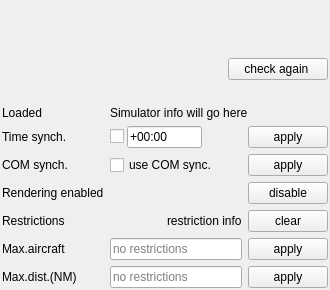
Old version of the form src/blackgui/components/settingssimulatorcomponent.ui in the repository swift-project/pilotclient.
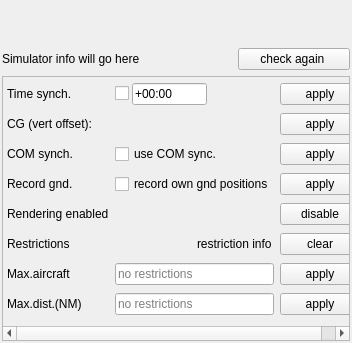
New version of the form. Custom widgets are drawn as their Qt base class.

Commit message: Ref T681, UI to set CG from DB plus settings improvements for simulator settings

Patch:
```diff
--- a/src/blackgui/components/settingssimulatorcomponent.ui
+++ b/src/blackgui/components/settingssimulatorcomponent.ui
@@ -2,10 +2,18 @@
 <ui version="4.0">
  <class>CSettingsSimulatorComponent</class>
  <widget class="QFrame" name="CSettingsSimulatorComponent">
+  <property name="geometry">
+   <rect>
+    <x>0</x>
+    <y>0</y>
+    <width>352</width>
+    <height>343</height>
+   </rect>
+  </property>
   <property name="windowTitle">
    <string>Frame</string>
   </property>
-  <layout class="QGridLayout" name="gl_SettingsSimulator" columnstretch="0,3,1" columnminimumwidth="0,0,60">
+  <layout class="QGridLayout" name="gl_SettingsSimulator" columnstretch="0,0,0">
    <property name="leftMargin">
     <number>2</number>
    </property>
@@ -18,58 +26,7 @@
    <property name="bottomMargin">
     <number>2</number>
    </property>
-   <item row="8" column="1">
-    <layout class="QHBoxLayout" name="hl_RestrictedRendering">
-     <property name="spacing">
-      <number>4</number>
-     </property>
-     <item>
-      <widget class="BlackGui::CLedWidget" name="led_RestrictedRendering" native="true"/>
-     </item>
-     <item alignment="Qt::AlignLeft">
-      <widget class="QLabel" name="lbl_RestrictionText">
-       <property name="text">
-        <string>restriction info</string>
-       </property>
-      </widget>
-     </item>
-    </layout>
-   </item>
-   <item row="9" column="1">
-    <layout class="QHBoxLayout" name="hl_MaxAircraft">
-     <property name="spacing">
-      <number>4</number>
-     </property>
-     <item>
-      <widget class="QLineEdit" name="le_MaxAircraft">
-       <property name="placeholderText">
-        <string>no restrictions</string>
-       </property>
-      </widget>
-     </item>
-    </layout>
-   </item>
-   <item row="8" column="0">
-    <widget class="QLabel" name="lbl_RestrictedRendering">
-     <property name="toolTip">
-      <string>Current rendering restrictions (if any)</string>
-     </property>
-     <property name="text">
-      <string>Restrictions</string>
-     </property>
-    </widget>
-   </item>
-   <item row="7" column="1">
-    <widget class="BlackGui::CLedWidget" name="led_RenderingEnabled" native="true">
-     <property name="minimumSize">
-      <size>
-       <width>10</width>
-       <height>0</height>
-      </size>
-     </property>
-    </widget>
-   </item>
-   <item row="4" column="1" colspan="2">
+   <item row="1" column="0" colspan="2">
     <widget class="QLabel" name="lbl_PluginInfo">
      <property name="text">
       <string>Simulator info will go here</string>
@@ -79,17 +36,157 @@
      </property>
     </widget>
    </item>
+   <item row="0" column="0" colspan="3">
+    <widget class="BlackGui::CPluginSelector" name="pluginSelector_EnabledSimulators" native="true">
+     <property name="minimumSize">
+      <size>
+       <width>0</width>
+       <height>40</height>
+      </size>
+     </property>
+    </widget>
+   </item>
+   <item row="1" column="2">
+    <widget class="QPushButton" name="pb_Check">
+     <property name="minimumSize">
+      <size>
+       <width>100</width>
+       <height>0</height>
+      </size>
+     </property>
+     <property name="text">
+      <string>check again </string>
+     </property>
+    </widget>
+   </item>
+   <item row="3" column="0" colspan="3">
+    <widget class="QScrollArea" name="sa_Settings">
+     <property name="widgetResizable">
+      <bool>true</bool>
+     </property>
+     <widget class="QWidget" name="wi_Settings">
+      <property name="geometry">
+       <rect>
+        <x>0</x>
+        <y>0</y>
+        <width>346</width>
+        <height>269</height>
+       </rect>
+      </property>
+      <layout class="QGridLayout" name="gl_SimulatorSettings" columnstretch="0,10,3">
+       <property name="leftMargin">
+        <number>4</number>
+       </property>
+       <property name="topMargin">
+        <number>4</number>
+       </property>
+       <property name="rightMargin">
+        <number>4</number>
+       </property>
+       <property name="bottomMargin">
+        <number>4</number>
+       </property>
+       <item row="7" column="2">
+        <widget class="QPushButton" name="pb_ApplyMaxDistance">
+         <property name="text">
+          <string>apply</string>
+         </property>
+        </widget>
+       </item>
+       <item row="0" column="2">
+        <widget class="QPushButton" name="pb_ApplyTimeSync">
+         <property name="text">
+          <string>apply</string>
+         </property>
+        </widget>
+       </item>
+       <item row="1" column="2">
+        <widget class="QPushButton" name="pb_ApplyCGSource">
+         <property name="text">
+          <string>apply</string>
+         </property>
+        </widget>
+       </item>
+       <item row="6" column="2">
+        <widget class="QPushButton" name="pb_ApplyMaxAircraft">
+         <property name="text">
+          <string>apply</string>
+         </property>
+        </widget>
+       </item>
+       <item row="4" column="1">
+        <widget class="BlackGui::CLedWidget" name="led_RenderingEnabled" native="true">
+         <property name="minimumSize">
+          <size>
+           <width>10</width>
+           <height>0</height>
+          </size>
+         </property>
+        </widget>
+       </item>
    <item row="5" column="0">
-    <widget class="QLabel" name="lbl_TimeSync">
+        <widget class="QLabel" name="lbl_RestrictedRendering">
      <property name="toolTip">
       <string>Time synchronization</string>
      </property>
      <property name="text">
-      <string>Time synch.</string>
+          <string>Restrictions</string>
      </property>
     </widget>
    </item>
-   <item row="5" column="1">
+       <item row="3" column="0">
+        <widget class="QLabel" name="lbl_RecordOwnGndPositions">
+         <property name="text">
+          <string>Record gnd.</string>
+         </property>
+        </widget>
+       </item>
+       <item row="7" column="0">
+        <widget class="QLabel" name="lbl_MaxDistance">
+         <property name="text">
+          <string>Max.dist.(NM)</string>
+         </property>
+        </widget>
+       </item>
+       <item row="1" column="1">
+        <widget class="BlackGui::Components::CCGSourceSelector" name="comp_CGSourceSelector"/>
+       </item>
+       <item row="1" column="0">
+        <widget class="QLabel" name="lbl_CGSource">
+         <property name="text">
+          <string>CG (vert offset):</string>
+         </property>
+        </widget>
+       </item>
+       <item row="3" column="1">
+        <widget class="QCheckBox" name="cb_RecordOwnGndPositions">
+         <property name="text">
+          <string>record own gnd positions</string>
+         </property>
+        </widget>
+       </item>
+       <item row="4" column="2">
+        <widget class="QPushButton" name="pb_DisableRendering">
+         <property name="text">
+          <string>disable</string>
+         </property>
+        </widget>
+       </item>
+       <item row="2" column="1">
+        <widget class="QCheckBox" name="cb_ComSync">
+         <property name="text">
+          <string>use COM sync.</string>
+         </property>
+        </widget>
+       </item>
+       <item row="2" column="2">
+        <widget class="QPushButton" name="pb_ApplyComSync">
+         <property name="text">
+          <string>apply</string>
+         </property>
+        </widget>
+       </item>
+       <item row="0" column="1">
     <widget class="QWidget" name="wi_TimeSync" native="true">
      <layout class="QHBoxLayout" name="horizontalLayout">
       <property name="spacing">
@@ -155,128 +252,49 @@
      </layout>
     </widget>
    </item>
-   <item row="9" column="2">
-    <widget class="QPushButton" name="pb_ApplyMaxAircraft">
-     <property name="text">
-      <string>apply</string>
-     </property>
-    </widget>
-   </item>
-   <item row="7" column="0">
-    <widget class="QLabel" name="lbl_RenderingEnabled">
-     <property name="toolTip">
-      <string>Rendering enabled</string>
-     </property>
-     <property name="text">
-      <string>Rendering enabled</string>
-     </property>
-    </widget>
-   </item>
-   <item row="10" column="2">
-    <widget class="QPushButton" name="pb_ApplyMaxDistance">
-     <property name="text">
-      <string>apply</string>
-     </property>
-    </widget>
-   </item>
-   <item row="10" column="0">
-    <widget class="QLabel" name="lbl_MaxDistance">
-     <property name="text">
-      <string>Max.dist.(NM)</string>
-     </property>
-    </widget>
-   </item>
-   <item row="8" column="2">
+       <item row="5" column="2">
     <widget class="QPushButton" name="pb_ClearRestrictedRendering">
      <property name="text">
       <string>clear</string>
      </property>
     </widget>
    </item>
-   <item row="10" column="1">
-    <layout class="QHBoxLayout" name="hl_MaxDistance">
+       <item row="0" column="0">
+        <widget class="QLabel" name="lbl_TimeSync">
+         <property name="toolTip">
+          <string>Time synchronization</string>
+         </property>
+         <property name="text">
+          <string>Time synch.</string>
+         </property>
+        </widget>
+       </item>
+       <item row="5" column="1">
+        <layout class="QHBoxLayout" name="hl_RestrictedRendering">
      <property name="spacing">
       <number>4</number>
      </property>
      <item>
-      <widget class="QLineEdit" name="le_MaxDistance">
-       <property name="placeholderText">
-        <string>no restrictions</string>
+          <widget class="BlackGui::CLedWidget" name="led_RestrictedRendering" native="true"/>
+         </item>
+         <item alignment="Qt::AlignLeft">
+          <widget class="QLabel" name="lbl_RestrictionText">
+           <property name="text">
+            <string>restriction info</string>
        </property>
       </widget>
      </item>
     </layout>
    </item>
-   <item row="5" column="2">
-    <widget class="QPushButton" name="pb_ApplyTimeSync">
-     <property name="text">
-      <string>apply</string>
-     </property>
-    </widget>
-   </item>
-   <item row="0" column="0" colspan="3">
-    <widget class="BlackGui::CPluginSelector" name="pluginSelector_EnabledSimulators" native="true">
-     <property name="minimumSize">
-      <size>
-       <width>0</width>
-       <height>50</height>
-      </size>
-     </property>
-    </widget>
-   </item>
-   <item row="6" column="1">
-    <widget class="QCheckBox" name="cb_ComSync">
-     <property name="text">
-      <string>use COM sync.</string>
-     </property>
-    </widget>
-   </item>
-   <item row="3" column="1">
-    <spacer name="vs_Top">
-     <property name="orientation">
-      <enum>Qt::Vertical</enum>
-     </property>
-     <property name="sizeType">
-      <enum>QSizePolicy::Fixed</enum>
-     </property>
-     <property name="sizeHint" stdset="0">
-      <size>
-       <width>20</width>
-       <height>20</height>
-      </size>
-     </property>
-    </spacer>
-   </item>
-   <item row="4" column="0">
-    <widget class="QLabel" name="lbl_LoadedPlugin">
-     <property name="text">
-      <string>Loaded</string>
-     </property>
-    </widget>
-   </item>
-   <item row="9" column="0">
+       <item row="6" column="0">
     <widget class="QLabel" name="lbl_MaxAircraft">
      <property name="text">
       <string>Max.aircraft</string>
      </property>
     </widget>
    </item>
-   <item row="7" column="2">
-    <widget class="QPushButton" name="pb_DisableRendering">
-     <property name="text">
-      <string>disable</string>
-     </property>
-    </widget>
-   </item>
-   <item row="6" column="2">
-    <widget class="QPushButton" name="pb_ApplyComSync">
-     <property name="text">
-      <string>apply</string>
-     </property>
-    </widget>
-   </item>
-   <item row="6" column="0">
-    <widget class="QLabel" name="lb_ComSync">
+       <item row="2" column="0">
+        <widget class="QLabel" name="lbl_ComSync">
      <property name="toolTip">
       <string>Synchronize COM unit with simulator</string>
      </property>
@@ -285,17 +303,53 @@
      </property>
     </widget>
    </item>
-   <item row="2" column="0" colspan="3" alignment="Qt::AlignRight">
-    <widget class="QPushButton" name="pb_Check">
-     <property name="minimumSize">
-      <size>
-       <width>100</width>
-       <height>0</height>
-      </size>
-     </property>
+       <item row="3" column="2">
+        <widget class="QPushButton" name="pb_ApplyRecordOwnAircraftGnd">
+         <property name="text">
+          <string>apply</string>
+         </property>
+        </widget>
+       </item>
+       <item row="4" column="0">
+        <widget class="QLabel" name="lbl_RenderingEnabled">
+         <property name="toolTip">
+          <string>Rendering enabled</string>
+         </property>
      <property name="text">
-      <string>check again </string>
-     </property>
+          <string>Rendering enabled</string>
+         </property>
+        </widget>
+       </item>
+       <item row="6" column="1">
+        <layout class="QHBoxLayout" name="hl_MaxAircraft">
+         <property name="spacing">
+          <number>4</number>
+         </property>
+         <item>
+          <widget class="QLineEdit" name="le_MaxAircraft">
+           <property name="placeholderText">
+            <string>no restrictions</string>
+           </property>
+          </widget>
+         </item>
+        </layout>
+       </item>
+       <item row="7" column="1">
+        <layout class="QHBoxLayout" name="hl_MaxDistance">
+         <property name="spacing">
+          <number>4</number>
+         </property>
+         <item>
+          <widget class="QLineEdit" name="le_MaxDistance">
+           <property name="placeholderText">
+            <string>no restrictions</string>
+           </property>
+          </widget>
+         </item>
+        </layout>
+       </item>
+      </layout>
+     </widget>
     </widget>
    </item>
   </layout>
@@ -313,6 +367,12 @@
    <header>blackgui/pluginselector.h</header>
    <container>1</container>
   </customwidget>
+  <customwidget>
+   <class>BlackGui::Components::CCGSourceSelector</class>
+   <extends>QFrame</extends>
+   <header>blackgui/components/cgsourceselector.h</header>
+   <container>1</container>
+  </customwidget>
  </customwidgets>
  <tabstops>
   <tabstop>pb_Check</tabstop>
```
Left out of the diff: 14 changed lines with no effect on the pictures. Lines whose indentation alone changed are shown as unchanged. The commit also changes 6 other files.
